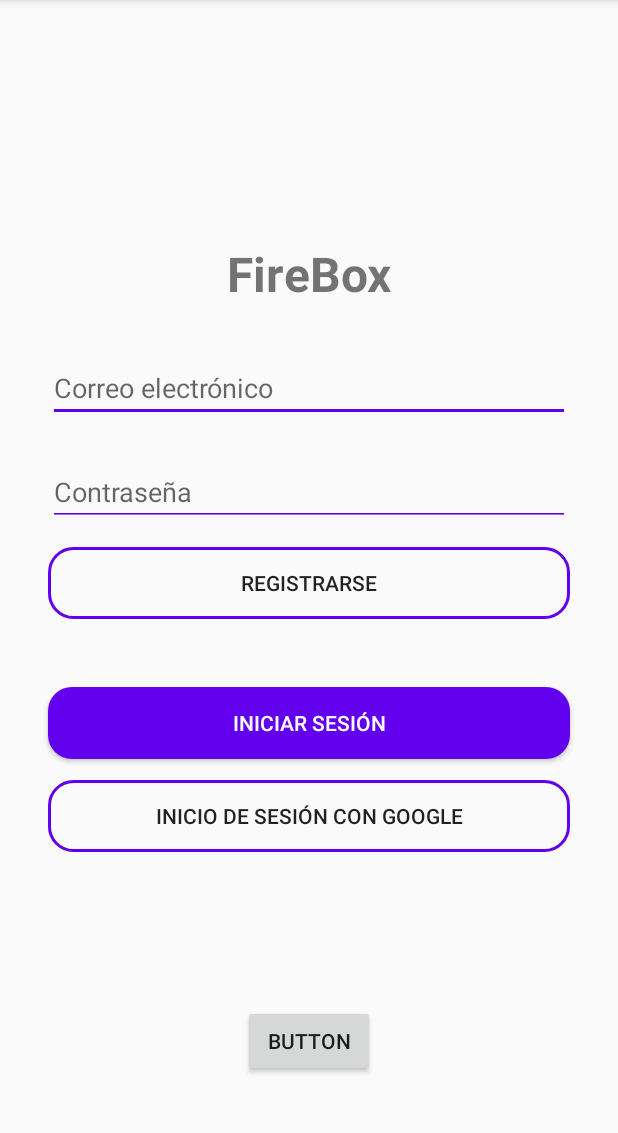
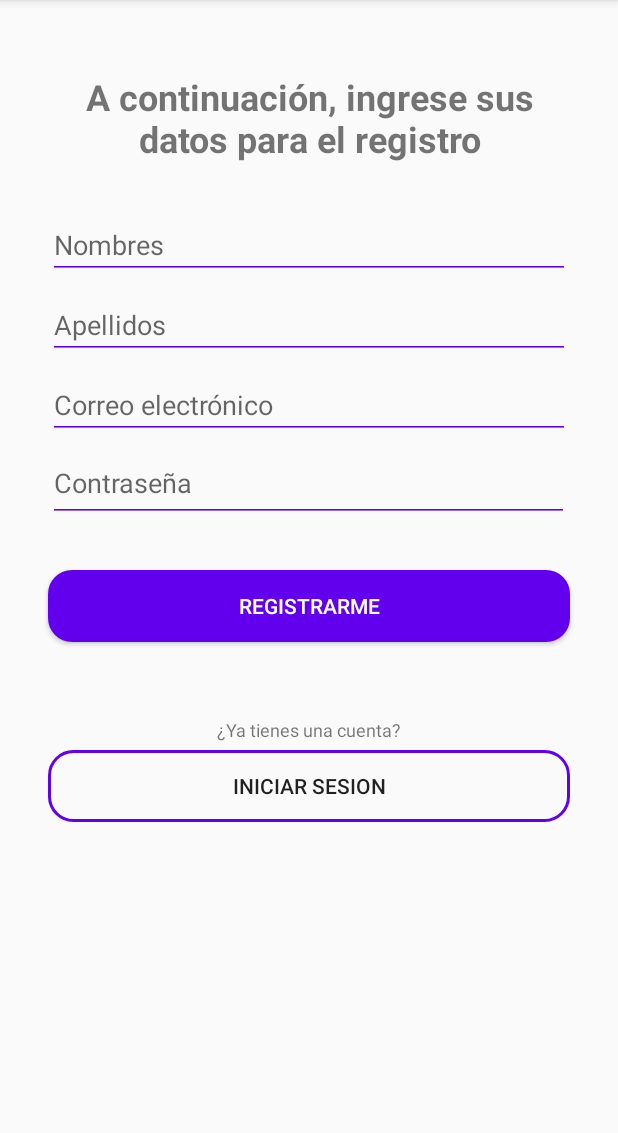
Before and after one commit to Gabrielcv98/grupo6Lab5, an Android app: the screen it shows after launch (LoginyRegistro), after a tap on "REGISTRARSE", on a phone screen of 412 x 824 dp, the part 84-1217 px from its top. Run offline under Robolectric (Android 15) with nearby library versions, the phone set to English and light mode, and no system bars; our stand-ins replace Firebase (no records; nobody signed in at launch, a user with empty details on screens opened directly).

Commit message:
frag login

```diff
--- a/app/build.gradle
+++ b/app/build.gradle
@@ -31,6 +31,7 @@ dependencies {
     implementation 'com.google.android.gms:play-services-auth:19.0.0'
     implementation 'com.google.firebase:firebase-database:16.0.4'
     implementation 'com.google.firebase:firebase-storage:19.2.1'
+    implementation 'androidx.legacy:legacy-support-v4:1.0.0'
 
     testImplementation 'junit:junit:4.12'
     androidTestImplementation 'androidx.test.ext:junit:1.1.2'
--- /dev/null
+++ b/app/src/main/java/pe/pucp/tel306/firebox/IniciarSesion.java
@@ -0,0 +1,109 @@
+package pe.pucp.tel306.firebox;
+
+import android.os.Bundle;
+
+import androidx.fragment.app.Fragment;
+
+import android.view.LayoutInflater;
+import android.view.View;
+import android.view.ViewGroup;
+import android.widget.Button;
+import android.widget.EditText;
+
+/**
+ * A simple {@link Fragment} subclass.
+ * Use the {@link IniciarSesion#newInstance} factory method to
+ * create an instance of this fragment.
+ */
+public class IniciarSesion extends Fragment {
+
+    // TODO: Rename parameter arguments, choose names that match
+    // the fragment initialization parameters, e.g. ARG_ITEM_NUMBER
+    private static final String ARG_PARAM1 = "param1";
+    private static final String ARG_PARAM2 = "param2";
+
+    // TODO: Rename and change types of parameters
+    private String mParam1;
+    private String mParam2;
+
+    public IniciarSesion() {
+        // Required empty public constructor
+    }
+
+    /**
+     * Use this factory method to create a new instance of
+     * this fragment using the provided parameters.
+     *
+     * @param param1 Parameter 1.
+     * @param param2 Parameter 2.
+     * @return A new instance of fragment IniciarSesion.
+     */
+    // TODO: Rename and change types and number of parameters
+    public static IniciarSesion newInstance(String param1, String param2) {
+        IniciarSesion fragment = new IniciarSesion();
+        Bundle args = new Bundle();
+        args.putString(ARG_PARAM1, param1);
+        args.putString(ARG_PARAM2, param2);
+        fragment.setArguments(args);
+        return fragment;
+    }
+
+    @Override
+    public void onCreate(Bundle savedInstanceState) {
+        super.onCreate(savedInstanceState);
+        if (getArguments() != null) {
+            mParam1 = getArguments().getString(ARG_PARAM1);
+            mParam2 = getArguments().getString(ARG_PARAM2);
+        }
+    }
+
+    View vista;
+    Button btnIniciarSesion,btnRegistrar,btnGoogle;
+    EditText inputEmail, inputContra;
+    @Override
+    public View onCreateView(LayoutInflater inflater, ViewGroup container,
+                             Bundle savedInstanceState) {
+
+        vista = inflater.inflate(R.layout.fragment_iniciar_sesion, container, false);
+        btnIniciarSesion = (Button) vista.findViewById(R.id.buttonIniciarSesionPri);
+        btnRegistrar = (Button) vista.findViewById(R.id.buttonRegistrarseInicio);
+        btnGoogle = (Button) vista.findViewById(R.id.buttonIniciarConGoogle);
+        inputEmail = (EditText) vista.findViewById(R.id.editTextSesion);
+        inputContra = (EditText) vista.findViewById(R.id.editTextTextPassword);
+
+        btnIniciarSesion.setOnClickListener(new View.OnClickListener() {
+            @Override
+            public void onClick(View v) {
+                String email = inputEmail.getText().toString();
+                String contra = inputContra.getText().toString();
+                LoginyRegistro m2 = (LoginyRegistro) getActivity();
+                m2.iniciarSesion(email,contra);
+            }
+        });
+
+        btnRegistrar.setOnClickListener(new View.OnClickListener() {
+            @Override
+            public void onClick(View view) {
+                registrar_usuario();
+            }
+        });
+
+        btnGoogle.setOnClickListener(new View.OnClickListener() {
+            @Override
+            public void onClick(View v) {
+                LoginyRegistro m2 = (LoginyRegistro) getActivity();
+                m2.inicioDeSesionConGoogle();
+            }
+        });
+
+        return vista;
+    }
+
+    void registrar_usuario(){
+        Registro fr=new Registro();
+        getActivity().getSupportFragmentManager().beginTransaction()
+                .replace(R.id.esc_reutilizable,fr)
+                .addToBackStack(null)
+                .commit();
+    }
+}
--- /dev/null
+++ b/app/src/main/java/pe/pucp/tel306/firebox/Registro.java
@@ -0,0 +1,98 @@
+package pe.pucp.tel306.firebox;
+
+import android.os.Bundle;
+
+import androidx.fragment.app.Fragment;
+
+import android.view.LayoutInflater;
+import android.view.View;
+import android.view.ViewGroup;
+import android.widget.Button;
+import android.widget.EditText;
+
+/**
+ * A simple {@link Fragment} subclass.
+ * Use the {@link Registro#newInstance} factory method to
+ * create an instance of this fragment.
+ */
+public class Registro extends Fragment {
+
+
+    private static final String ARG_PARAM1 = "param1";
+    private static final String ARG_PARAM2 = "param2";
+    private String mParam1;
+    private String mParam2;
+
+    public Registro() {
+        // Required empty public constructor
+    }
+
+    public static Registro newInstance(String param1, String param2) {
+        Registro fragment = new Registro();
+        Bundle args = new Bundle();
+        args.putString(ARG_PARAM1, param1);
+        args.putString(ARG_PARAM2, param2);
+        fragment.setArguments(args);
+        return fragment;
+    }
+
+    @Override
+    public void onCreate(Bundle savedInstanceState) {
+        super.onCreate(savedInstanceState);
+        if (getArguments() != null) {
+            mParam1 = getArguments().getString(ARG_PARAM1);
+            mParam2 = getArguments().getString(ARG_PARAM2);
+        }
+    }
+
+
+    View vista;
+    Button btnCancelar, btnRegistro;
+    EditText txtUser, txtPwd, txtNames, txtApellidos;
+    @Override
+    public View onCreateView(LayoutInflater inflater, ViewGroup container,
+                             Bundle savedInstanceState) {
+
+
+        vista = inflater.inflate(R.layout.fragment_registro, container, false);
+        txtUser = (EditText) vista.findViewById(R.id.emailRegistro);
+        txtPwd = (EditText) vista.findViewById(R.id.contraRegistro);
+        txtNames= (EditText) vista.findViewById(R.id.nombre);
+        txtApellidos = (EditText) vista.findViewById(R.id.apellidos);
+
+        btnCancelar = (Button) vista.findViewById(R.id.buttonCancelar);
+        btnRegistro = (Button) vista.findViewById(R.id.buttonAceptarRegistro);
+
+        btnCancelar.setOnClickListener(new View.OnClickListener() {
+            @Override
+            public void onClick(View view) {
+                iniciar_sesion();
+            }
+        });
+
+        btnRegistro.setOnClickListener(new View.OnClickListener() {
+            @Override
+            public void onClick(View view) {
+                String name = txtNames.getText().toString();
+                String apellidos = txtApellidos.getText().toString();
+                String email = txtUser.getText().toString();
+                String contra = txtPwd.getText().toString();
+                String tipoCuenta = "cuenta básica";
+                int almacenamientoTopeEnMB = 200;
+
+                LoginyRegistro m2 = (LoginyRegistro) getActivity();
+                m2.Registro(email,contra,name,apellidos,tipoCuenta, almacenamientoTopeEnMB);
+            }
+        });
+
+        return vista;
+    }
+
+    void iniciar_sesion() {
+        IniciarSesion fr=new IniciarSesion();
+        getActivity().getSupportFragmentManager().beginTransaction()
+                .replace(R.id.esc_reutilizable,fr)
+                .addToBackStack(null)
+                .commit();
+    }
+}
--- /dev/null
+++ b/app/src/main/res/layout/fragment_registro.xml
@@ -0,0 +1,131 @@
+<?xml version="1.0" encoding="utf-8"?>
+<FrameLayout xmlns:android="http://schemas.android.com/apk/res/android"
+    xmlns:tools="http://schemas.android.com/tools"
+    android:layout_width="match_parent"
+    android:layout_height="match_parent"
+    xmlns:app="http://schemas.android.com/apk/res-auto"
+    tools:context=".Registro">
+
+    <LinearLayout
+        android:layout_width="match_parent"
+        android:layout_height="596dp"
+        android:gravity="center"
+        android:orientation="vertical">
+
+
+
+
+        <TextView
+            android:layout_width="match_parent"
+            android:layout_height="wrap_content"
+            android:layout_marginStart="32dp"
+            android:layout_marginEnd="32dp"
+            android:text="A continuación, ingrese sus datos para el registro"
+            android:textAlignment="center"
+            android:textSize="24dp"
+            android:textStyle="bold" />
+
+        <EditText
+            android:id="@+id/nombre"
+            android:layout_width="match_parent"
+            android:layout_height="wrap_content"
+            android:layout_marginStart="32dp"
+            android:layout_marginTop="32dp"
+            android:layout_marginEnd="32dp"
+            android:backgroundTint="@color/colorPrimary"
+            android:ems="10"
+            android:hint="Nombres"
+            android:inputType="textPersonName"
+            app:layout_constraintEnd_toEndOf="parent"
+            app:layout_constraintHorizontal_bias="0.0"
+            app:layout_constraintStart_toStartOf="parent"
+            app:layout_constraintTop_toTopOf="parent" />
+
+        <EditText
+            android:id="@+id/apellidos"
+            android:layout_width="match_parent"
+            android:layout_height="wrap_content"
+            android:layout_marginStart="32dp"
+            android:layout_marginTop="8dp"
+            android:layout_marginEnd="32dp"
+            android:backgroundTint="@color/colorPrimary"
+            android:ems="10"
+            android:hint="Apellidos"
+            android:inputType="textPersonName"
+            app:layout_constraintEnd_toEndOf="parent"
+            app:layout_constraintHorizontal_bias="0.0"
+            app:layout_constraintStart_toStartOf="parent"
+            app:layout_constraintTop_toTopOf="parent" />
+
+        <EditText
+            android:id="@+id/emailRegistro"
+            android:layout_width="match_parent"
+            android:layout_height="wrap_content"
+            android:layout_marginStart="32dp"
+            android:layout_marginTop="8dp"
+            android:layout_marginEnd="32dp"
+            android:backgroundTint="@color/colorPrimary"
+            android:ems="10"
+            android:hint="Correo electrónico"
+            android:inputType="textPersonName"
+            app:layout_constraintEnd_toEndOf="@+id/nombre"
+            app:layout_constraintStart_toStartOf="@+id/nombre"
+            app:layout_constraintTop_toBottomOf="@+id/nombre" />
+
+        <EditText
+            android:id="@+id/contraRegistro"
+            android:layout_width="347dp"
+            android:layout_height="51dp"
+            android:layout_marginStart="32dp"
+            android:layout_marginTop="4dp"
+            android:layout_marginEnd="32dp"
+            android:backgroundTint="@color/colorPrimary"
+            android:ems="10"
+            android:hint="Contraseña"
+            android:inputType="textPassword"
+            app:layout_constraintEnd_toEndOf="@+id/spinner2"
+            app:layout_constraintStart_toStartOf="@+id/spinner2"
+            app:layout_constraintTop_toBottomOf="@+id/spinner2" />
+
+        <Button
+            android:id="@+id/buttonAceptarRegistro"
+            android:layout_width="match_parent"
+            android:layout_height="wrap_content"
+            android:layout_marginStart="32dp"
+            android:layout_marginTop="32dp"
+            android:layout_marginEnd="32dp"
+            android:background="@drawable/boton_redondeado"
+            android:text="registrarme"
+            android:textColor="@color/common_google_signin_btn_text_dark_pressed"
+            app:layout_constraintEnd_toEndOf="@+id/contraRegistro"
+            app:layout_constraintHorizontal_bias="0.482"
+            app:layout_constraintStart_toStartOf="@+id/contraRegistro"
+            app:layout_constraintTop_toBottomOf="@+id/editTextTextPersonName12" />
+
+        <TextView
+            android:layout_width="match_parent"
+            android:layout_height="wrap_content"
+            android:layout_marginStart="32dp"
+            android:layout_marginEnd="32dp"
+            android:layout_marginTop="50dp"
+            android:text="¿Ya tienes una cuenta?"
+            android:textAlignment="center"
+            android:textSize="12dp"
+            />
+        <Button
+            android:id="@+id/buttonCancelar"
+            android:layout_width="match_parent"
+            android:layout_height="wrap_content"
+            android:layout_marginStart="32dp"
+            android:layout_marginTop="5dp"
+            android:layout_marginEnd="32dp"
+            android:background="@drawable/boton_registro"
+            android:text="Iniciar Sesion"
+            app:layout_constraintEnd_toEndOf="@+id/buttonAceptarRegistro"
+            app:layout_constraintHorizontal_bias="0.498"
+            app:layout_constraintStart_toStartOf="@+id/buttonAceptarRegistro"
+            app:layout_constraintTop_toBottomOf="@+id/buttonAceptarRegistro" />
+
+    </LinearLayout>
+
+</FrameLayout>
--- a/app/src/main/res/layout/loginyregistro.xml
+++ b/app/src/main/res/layout/loginyregistro.xml
@@ -2,115 +2,9 @@
 <androidx.constraintlayout.widget.ConstraintLayout xmlns:android="http://schemas.android.com/apk/res/android"
     xmlns:app="http://schemas.android.com/apk/res-auto"
     xmlns:tools="http://schemas.android.com/tools"
+    android:id="@+id/esc_reutilizable"
     android:layout_width="match_parent"
     android:layout_height="match_parent"
     tools:context=".LoginyRegistro">
 
-
-    <LinearLayout
-        android:id="@+id/linearLayout"
-        android:layout_width="0dp"
-        android:layout_height="0dp"
-        android:layout_marginTop="73dp"
-        android:layout_marginBottom="50dp"
-        android:gravity="center"
-        android:orientation="vertical"
-        app:layout_constraintBottom_toTopOf="@+id/button"
-        app:layout_constraintEnd_toEndOf="parent"
-        app:layout_constraintStart_toStartOf="parent"
-        app:layout_constraintTop_toTopOf="parent"
-        app:layout_constraintVertical_bias="0.33">
-
-        <TextView
-            android:id="@+id/textView"
-            android:layout_width="match_parent"
-            android:layout_height="wrap_content"
-            android:layout_marginTop="36dp"
-            android:text="FireBox"
-            android:textAlignment="center"
-            android:textSize="32dp"
-            android:textStyle="bold"
-            app:layout_constraintTop_toTopOf="parent"
-            tools:layout_editor_absoluteX="0dp" />
-
-        <EditText
-            android:id="@+id/editTextSesion"
-            android:layout_width="match_parent"
-            android:layout_height="wrap_content"
-            android:layout_marginStart="32dp"
-            android:layout_marginTop="32dp"
-            android:layout_marginEnd="32dp"
-            android:backgroundTint="@color/colorPrimary"
-            android:ems="10"
-            android:hint="Correo electrónico"
-            android:inputType="textPersonName"
-            app:layout_constraintEnd_toEndOf="@+id/imageView"
-            app:layout_constraintHorizontal_bias="0.551"
-            app:layout_constraintStart_toStartOf="@+id/imageView"
-            app:layout_constraintTop_toBottomOf="@+id/imageView" />
-
-        <EditText
-            android:id="@+id/editTextTextPassword"
-            android:layout_width="match_parent"
-            android:layout_height="wrap_content"
-            android:layout_marginStart="32dp"
-            android:layout_marginTop="24dp"
-            android:layout_marginEnd="32dp"
-            android:backgroundTint="@color/colorPrimary"
-            android:ems="10"
-            android:hint="Contraseña"
-            android:inputType="textPassword"
-            app:layout_constraintEnd_toEndOf="@+id/editTextTextPersonName3"
-            app:layout_constraintHorizontal_bias="0.0"
-            app:layout_constraintStart_toStartOf="@+id/editTextTextPersonName3"
-            app:layout_constraintTop_toBottomOf="@+id/editTextTextPersonName3" />
-
-
-        <Button
-            android:id="@+id/buttonRegistrarseInicio"
-            android:layout_width="match_parent"
-            android:layout_height="wrap_content"
-            android:layout_marginStart="32dp"
-            android:layout_marginTop="14dp"
-            android:layout_marginEnd="32dp"
-            android:background="@drawable/boton_registro"
-            android:onClick="Registro"
-            android:text="Registrarse"
-            android:textAlignment="center"
-            app:layout_constraintBottom_toBottomOf="parent" />
-
-        <Button
-            android:id="@+id/buttonIniciarSesionPri"
-            android:layout_width="match_parent"
-            android:layout_height="wrap_content"
-            android:layout_marginStart="32dp"
-            android:layout_marginTop="45dp"
-            android:layout_marginEnd="32dp"
-            android:background="@drawable/boton_redondeado"
-            android:text="Iniciar sesión"
-            android:textColor="@color/common_google_signin_btn_text_dark_pressed" />
-
-        <Button
-            android:id="@+id/buttonRegistroConGoogle"
-            android:layout_width="match_parent"
-            android:layout_height="wrap_content"
-            android:layout_marginStart="32dp"
-            android:layout_marginTop="14dp"
-            android:layout_marginEnd="32dp"
-            android:background="@drawable/boton_registro"
-            android:text="Inicio de sesión con Google" />
-    </LinearLayout>
-
-    <Button
-        android:id="@+id/button"
-        android:layout_width="wrap_content"
-        android:layout_height="wrap_content"
-        android:layout_marginBottom="50dp"
-        android:onClick="subirArchivoPutStream"
-        android:text="Button"
-        app:layout_constraintBottom_toBottomOf="parent"
-        app:layout_constraintEnd_toEndOf="parent"
-        app:layout_constraintStart_toStartOf="parent"
-        app:layout_constraintTop_toBottomOf="@+id/linearLayout" />
-
 </androidx.constraintlayout.widget.ConstraintLayout>
--- a/app/src/main/res/values/strings.xml
+++ b/app/src/main/res/values/strings.xml
@@ -1,3 +1,5 @@
 <resources>
     <string name="app_name">lab5G6</string>
+    <!-- TODO: Remove or change this placeholder text -->
+    <string name="hello_blank_fragment">Hello blank fragment</string>
 </resources>
```
Also changed, not shown: app/src/main/java/pe/pucp/tel306/firebox/LoginyRegistro.java (+58 -53 lines), app/src/main/res/layout/fragment_iniciar_sesion.xml (added, +97 -0 lines).
